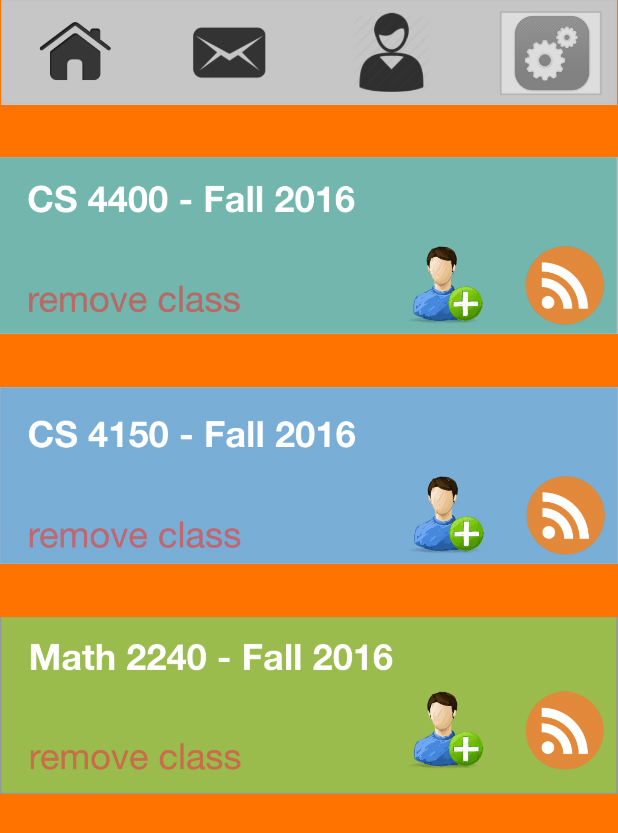
After one commit to aymomeni/Tuber-Project, an Android app: the MenuActivity2 screen opened directly, with no data from a screen before it, on a phone screen of 412 x 824 dp. The commit adds this screen. Shown: the top 833 px of the screen. Run offline under Robolectric (Android 15) with nearby library versions, the phone set to English and light mode, and no system bars; libraries missing offline, so code that uses them is left out: com.parse; 1 statement that could not run was skipped.

Commit message:
all changes merged

```diff
--- a/Android/Tuber/app/src/main/java/cs4000/tuber/LoginActivity.java
+++ b/Android/Tuber/app/src/main/java/cs4000/tuber/LoginActivity.java
@@ -101,7 +101,7 @@ public class LoginActivity extends Activity {
 
   protected void switchToMenu() {
 
-	Intent intent = new Intent(this, MenuActivity.class);
+	Intent intent = new Intent(this, MenuActivity2.class);
 	//EditText editText = (EditText) findViewById(R.id.edit_message);
 	//String message = editText.getText().toString();
 	intent.putExtra("", "");
--- /dev/null
+++ b/Android/Tuber/app/src/main/java/cs4000/tuber/MenuActivity2.java
@@ -0,0 +1,47 @@
+package cs4000.tuber;
+
+import android.app.Activity;
+import android.content.Intent;
+import android.support.v7.app.AppCompatActivity;
+import android.os.Bundle;
+import android.support.v7.view.ViewPropertyAnimatorCompatSet;
+import android.util.Log;
+import android.view.View;
+import android.view.Window;
+import android.widget.EditText;
+import android.widget.ImageView;
+
+import com.parse.ParseAnalytics;
+
+public class MenuActivity2 extends Activity {
+
+    public void pic_clicked(View view){
+        Log.i("OnListner","clicked!");
+        startActivity(new Intent(MenuActivity2.this, ClassActivity.class));
+    }
+
+    @Override
+    protected void onCreate(Bundle savedInstanceState) {
+        super.onCreate(savedInstanceState);
+        this.requestWindowFeature(Window.FEATURE_NO_TITLE);
+        setContentView(R.layout.activity_menu2);
+
+
+        //Intent intent = getIntent();
+
+        //switchToMenu();
+
+        ParseAnalytics.trackAppOpenedInBackground(getIntent());
+    }
+
+
+    protected void switchToMenu() {
+
+        Intent intent = new Intent(this, ClassActivity.class);
+        //EditText editText = (EditText) findViewById(R.id.edit_message);
+        //String message = editText.getText().toString();
+        intent.putExtra("", "");
+        startActivity(intent);
+
+    }
+}
--- /dev/null
+++ b/Android/Tuber/app/src/main/res/layout/activity_menu2.xml
@@ -0,0 +1,52 @@
+<?xml version="1.0" encoding="utf-8"?>
+<RelativeLayout
+    xmlns:android="http://schemas.android.com/apk/res/android"
+    xmlns:app="http://schemas.android.com/apk/res-auto"
+    xmlns:tools="http://schemas.android.com/tools"
+    android:id="@+id/activity_menu"
+    android:layout_width="match_parent"
+    android:layout_height="match_parent"
+    android:background="@color/colorPrimary_White"
+    tools:context="cs4000.tuber.MenuActivity">
+
+
+    <LinearLayout
+        android:orientation="vertical"
+        android:layout_width="match_parent"
+        android:layout_height="match_parent"
+        android:background="@color/colorAccent_Orange"
+        android:weightSum="1">
+
+        <ImageView
+            android:id="@+id/imageView2"
+            android:layout_width="match_parent"
+            android:layout_height="70dp"
+            android:layout_alignParentTop="true"
+            android:layout_centerHorizontal="true"
+            android:src="@drawable/ic_menubar"
+            />
+
+        <ImageView
+            android:layout_width="match_parent"
+            android:layout_height="187dp"
+            android:src="@drawable/ic_class1"
+            android:id="@+id/imageView12"
+            android:layout_below="@+id/imageView2"
+            android:clickable="true"
+            android:onClick="pic_clicked"/>
+
+        <ImageView
+            android:layout_width="match_parent"
+            android:layout_height="119dp"
+            android:src="@drawable/ic_class2"
+            android:id="@+id/imageView13"
+            android:layout_below="@+id/imageView2" />
+        <ImageView
+            android:layout_width="match_parent"
+            android:layout_height="187dp"
+            android:src="@drawable/ic_class3"
+            android:id="@+id/imageView14"
+            android:layout_below="@+id/imageView2" />
+    </LinearLayout>
+
+</RelativeLayout>
```
Also changed, not shown: Android/Tuber/app/src/main/AndroidManifest.xml (+14 -15 lines), Android/Tuber/app/src/main/java/cs4000/tuber/ClassActivity.java (added, +13 -0 lines), Android/Tuber/app/src/main/res/layout/activity_class.xml (added, +22 -0 lines), Android/Tuber/app/src/main/res/drawable/ic_class1.png (added), Android/Tuber/app/src/main/res/drawable/ic_class2.png (added), Android/Tuber/app/src/main/res/drawable/ic_class3.png (added), Android/Tuber/app/src/main/res/drawable/ic_menubar.png (added), Android/Tuber/app/src/main/res/drawable/ic_tutor.png (added).
